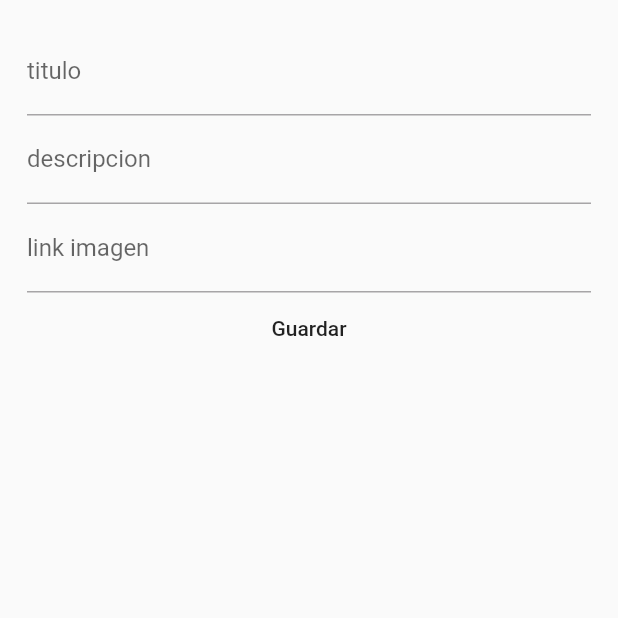
After one commit to PDM-P2022/login_firebase, a Flutter app: the HomePage screen opened directly, after a tap on the "add" icon, on a phone screen of 412 x 824 dp, the top half of it. The commit adds this screen. Run offline on Flutter 3.47's test engine with Material 2 defaults, Android fonts, the phone set to English and light mode, and no system bars; our stand-ins replace auth_buttons, bloc, cloud_firestore, equatable, firebase_auth, firebase_core and 2 more; missing offline and left inert: flutterfire_ui; accounts and stored records are empty.

Commit message:
create form text fields added

```diff
--- /dev/null
+++ b/lib/create/bloc/create_event.dart
@@ -0,0 +1,16 @@
+part of 'create_bloc.dart';
+
+abstract class CreateEvent extends Equatable {
+  const CreateEvent();
+
+  @override
+  List<Object> get props => [];
+}
+
+class AddNewTweetEvent extends CreateEvent {
+  final Map<String, dynamic> tweetData;
+
+  AddNewTweetEvent({required this.tweetData});
+  @override
+  List<Object> get props => [tweetData];
+}
--- /dev/null
+++ b/lib/create/bloc/create_state.dart
@@ -0,0 +1,14 @@
+part of 'create_bloc.dart';
+
+abstract class CreateState extends Equatable {
+  const CreateState();
+
+  @override
+  List<Object> get props => [];
+}
+
+class CreateInitial extends CreateState {}
+
+class CreateSuccessState extends CreateState {}
+
+class CreateErrorState extends CreateState {}
--- /dev/null
+++ b/lib/create/create_page.dart
@@ -0,0 +1,78 @@
+import 'package:app_firebase/create/bloc/create_bloc.dart';
+import 'package:flutter/material.dart';
+import 'package:flutter_bloc/flutter_bloc.dart';
+
+class CreatePage extends StatelessWidget {
+  CreatePage({Key? key}) : super(key: key);
+  var titleC = TextEditingController();
+  var descrC = TextEditingController();
+  var pictureC = TextEditingController();
+
+  @override
+  Widget build(BuildContext context) {
+    return Scaffold(
+      body: BlocConsumer<CreateBloc, CreateState>(
+        listener: (context, state) {
+          if (state is CreateSuccessState) {
+            titleC.clear();
+            descrC.clear();
+            pictureC.clear();
+            ScaffoldMessenger.of(context).showSnackBar(
+              SnackBar(
+                content: Text("Guardado"),
+              ),
+            );
+          } else if (state is CreateErrorState) {
+            ScaffoldMessenger.of(context).showSnackBar(
+              SnackBar(
+                content: Text("Hubo un error!!"),
+              ),
+            );
+          }
+        },
+        builder: (context, state) {
+          return ListView(
+            padding: EdgeInsets.all(18),
+            children: [
+              TextField(
+                controller: titleC,
+                decoration: InputDecoration(
+                  label: Text("titulo"),
+                ),
+              ),
+              TextField(
+                controller: descrC,
+                decoration: InputDecoration(
+                  label: Text("descripcion"),
+                ),
+              ),
+              TextField(
+                controller: pictureC,
+                decoration: InputDecoration(
+                  label: Text("link imagen"),
+                ),
+              ),
+              MaterialButton(
+                child: Text("Guardar"),
+                onPressed: () {
+                  BlocProvider.of<CreateBloc>(context).add(
+                    AddNewTweetEvent(
+                      tweetData: {
+                        "title": titleC.text,
+                        "description": descrC.text,
+                        // "picture": pictureC.text,
+                        "picture":
+                            "https://us.123rf.com/450wm/tigatelu/tigatelu1410/tigatelu141000220/33368005-d%C3%A9cor%C3%A9-bande-dessin%C3%A9e-d-arbre-de-no%C3%ABl.jpg",
+                        "osystem": ["iOS"],
+                      },
+                    ),
+                  );
+                },
+              ),
+            ],
+          );
+        },
+      ),
+    );
+  }
+}
--- /dev/null
+++ b/lib/home/home_page.dart
@@ -0,0 +1,71 @@
+import 'package:app_firebase/create/create_page.dart';
+import 'package:app_firebase/home/data_table_page.dart';
+import 'package:app_firebase/profile/profile_page.dart';
+import 'package:cloud_firestore/cloud_firestore.dart';
+import 'package:flutter/material.dart';
+import 'package:flutterfire_ui/firestore.dart';
+
+class HomePage extends StatelessWidget {
+  const HomePage({Key? key}) : super(key: key);
+
+  @override
+  Widget build(BuildContext context) {
+    return Scaffold(
+      appBar: AppBar(
+        title: Text("Data list firebase"),
+        actions: [
+          IconButton(
+            icon: Icon(Icons.person),
+            onPressed: () {
+              Navigator.of(context).push(
+                MaterialPageRoute(
+                  builder: (context) => ProfilePage(),
+                ),
+              );
+            },
+          ),
+          IconButton(
+            icon: Icon(Icons.table_rows),
+            onPressed: () {
+              Navigator.of(context).push(
+                MaterialPageRoute(
+                  builder: (context) => DataTablePage(),
+                ),
+              );
+            },
+          ),
+        ],
+      ),
+      body: FirestoreListView(
+        padding: EdgeInsets.symmetric(horizontal: 18),
+        pageSize: 15,
+        query: FirebaseFirestore.instance.collection("tweet"),
+        itemBuilder: (context, document) {
+          // document = tweets collection
+          return Card(
+            child: Column(
+              children: [
+                Image.network(
+                  "${document["picture"]}",
+                  height: 120,
+                ),
+                Text("${document["title"]}"),
+                Text("${document["description"]}"),
+              ],
+            ),
+          );
+        },
+      ),
+      floatingActionButton: FloatingActionButton(
+        child: Icon(Icons.add),
+        onPressed: () {
+          Navigator.of(context).push(
+            MaterialPageRoute(
+              builder: (context) => CreatePage(),
+            ),
+          );
+        },
+      ),
+    );
+  }
+}
--- a/lib/login/form_body_firebase.dart
+++ b/lib/login/form_body_firebase.dart
@@ -1,4 +1,4 @@
-import 'package:app_firebase/home_page.dart';
+import 'package:app_firebase/home/home_page.dart';
 import 'package:flutter/material.dart';
 import 'package:flutterfire_ui/auth.dart';
 
--- a/lib/utils/secrets.dart
+++ b/lib/utils/secrets.dart
@@ -1,2 +1,3 @@
 const String GOOGLE_CLIENT_ID =
     "863371297681-u2p6putp5nmrd62oepui03hc6gncgrnq.apps.googleusercontent.com";
+const String FACEBOOK_CIENT_ID = "";
--- a/pubspec.yaml
+++ b/pubspec.yaml
@@ -18,6 +18,7 @@ dependencies:
   firebase_core:
   google_sign_in:
   flutterfire_ui:
+  cloud_firestore:
 
 
 dev_dependencies:
```
Also changed, not shown: lib/create/bloc/create_bloc.dart (added, +22 -0 lines), lib/home/data_table_page.dart (added, +26 -0 lines), lib/main.dart (+10 -2 lines), lib/profile/profile_page.dart (renamed from lib/home_page.dart, +4 -3 lines), pubspec.lock, 1 other file.
